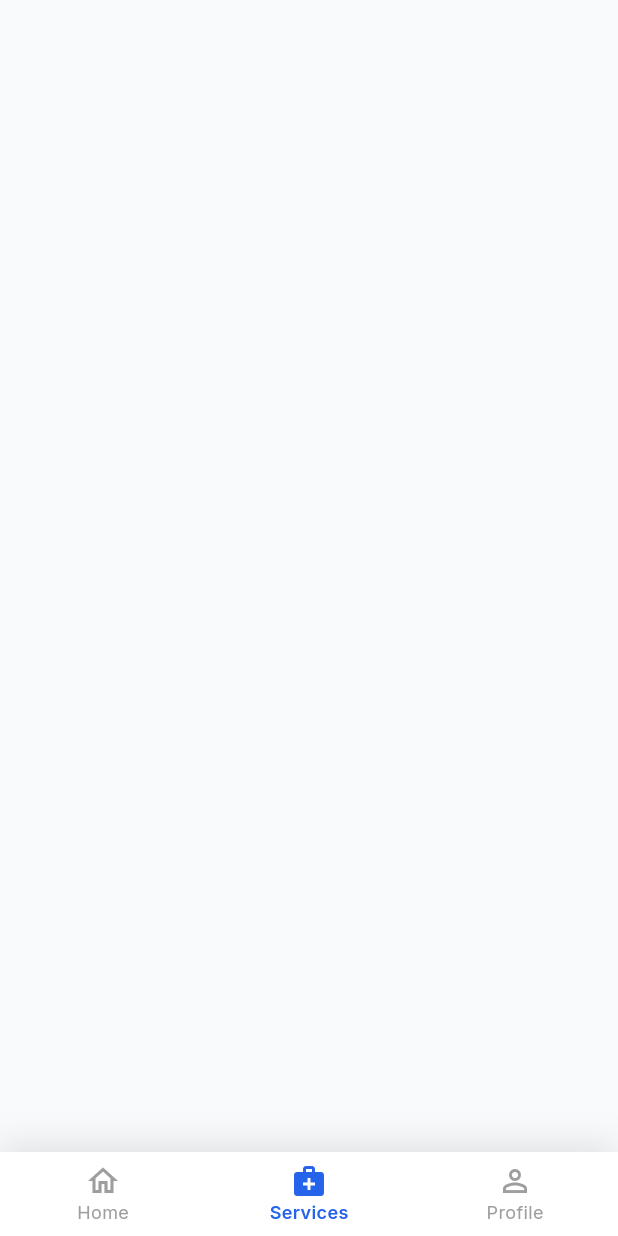
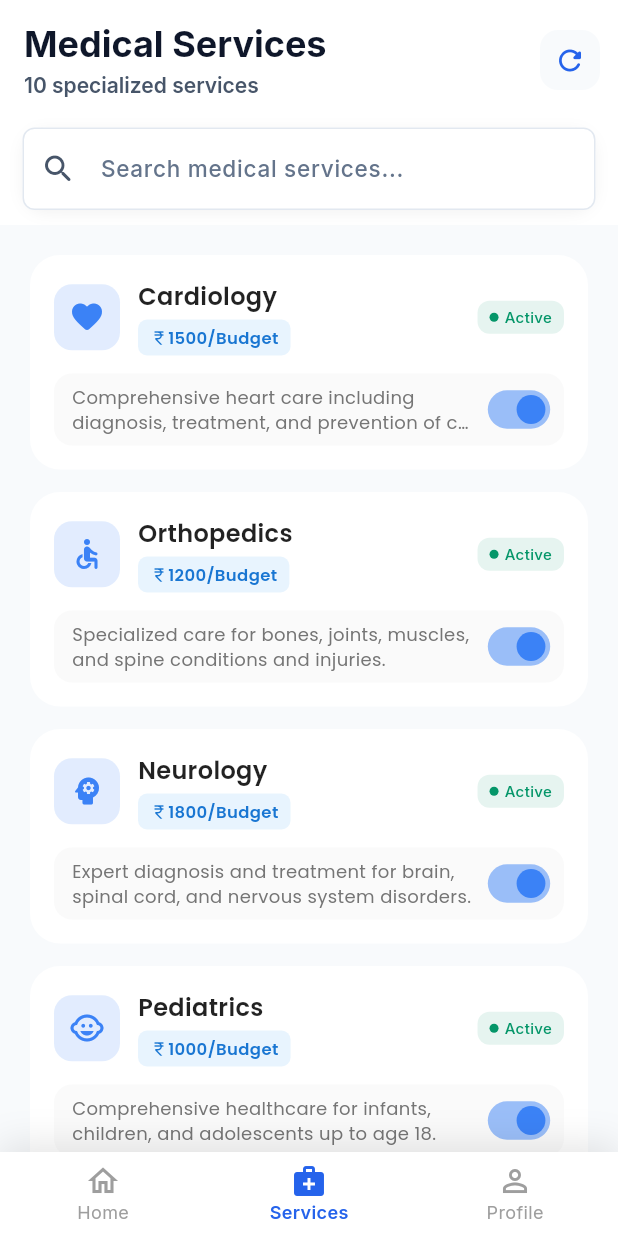
Before and after one commit to NikhilBarvadiya/PrimeHealthDoctors, a Flutter app: the Dashboard screen opened by its route, item 2 of the bottom bar chosen, on a phone screen of 412 x 824 dp. Run offline on Flutter 3.47's test engine with Material 3 defaults, Android fonts, the light colour scheme and no system bars; drawn by our look-alikes of toastification; our stand-ins replace connectivity_plus, font_awesome_flutter, get, get_storage, google_fonts, image_picker; accounts and stored records are empty.

Commit message:
service ui is done...!

```diff
--- a/lib/views/dashboard/dashboard.dart
+++ b/lib/views/dashboard/dashboard.dart
@@ -2,6 +2,7 @@ import 'package:flutter/material.dart';
 import 'package:get/get.dart';
 import 'package:prime_health_doctors/utils/decoration.dart';
 import 'package:prime_health_doctors/views/dashboard/profile/profile.dart';
+import 'package:prime_health_doctors/views/dashboard/services/services.dart';
 import 'dashboard_ctrl.dart';
 
 class Dashboard extends StatelessWidget {
@@ -16,7 +17,7 @@ class Dashboard extends StatelessWidget {
           canPop: false,
           child: Obx(
             () => Scaffold(
-              body: IndexedStack(index: ctrl.currentIndex.value, children: [Container(), Container(), Profile()]),
+              body: IndexedStack(index: ctrl.currentIndex.value, children: [Container(), Services(), Profile()]),
               // body: IndexedStack(index: ctrl.currentIndex.value, children: [Home(), Services(), Profile()]),
               bottomNavigationBar: Container(
                 decoration: BoxDecoration(
--- /dev/null
+++ b/lib/views/dashboard/services/services.dart
@@ -0,0 +1,264 @@
+import 'package:flutter/material.dart';
+import 'package:get/get.dart';
+import 'package:google_fonts/google_fonts.dart';
+import 'package:prime_health_doctors/models/service_model.dart';
+import 'package:prime_health_doctors/utils/theme/light.dart';
+import 'package:prime_health_doctors/views/dashboard/services/services_ctrl.dart';
+import 'package:prime_health_doctors/views/dashboard/services/ui/service_details.dart';
+
+class Services extends StatelessWidget {
+  const Services({super.key});
+
+  @override
+  Widget build(BuildContext context) {
+    return GetBuilder<ServicesCtrl>(
+      init: ServicesCtrl(),
+      builder: (ctrl) {
+        return Scaffold(
+          backgroundColor: AppTheme.backgroundLight,
+          body: CustomScrollView(
+            physics: const ClampingScrollPhysics(),
+            slivers: [
+              SliverAppBar(
+                elevation: 0,
+                toolbarHeight: 80,
+                backgroundColor: AppTheme.backgroundWhite,
+                pinned: true,
+                floating: true,
+                automaticallyImplyLeading: false,
+                title: Column(
+                  mainAxisAlignment: MainAxisAlignment.end,
+                  crossAxisAlignment: CrossAxisAlignment.start,
+                  children: [
+                    Text(
+                      'Medical Services',
+                      style: GoogleFonts.inter(fontSize: 24, fontWeight: FontWeight.w700, color: AppTheme.textPrimary),
+                    ),
+                    const SizedBox(height: 4),
+                    Obx(() => Text('${ctrl.filteredServices.length} specialized services', style: GoogleFonts.inter(fontSize: 14, color: AppTheme.textSecondary))),
+                  ],
+                ),
+                actions: [
+                  Padding(
+                    padding: const EdgeInsets.only(right: 8.0),
+                    child: IconButton(
+                      style: IconButton.styleFrom(
+                        backgroundColor: AppTheme.backgroundLight,
+                        padding: const EdgeInsets.all(8),
+                        shape: RoundedRectangleBorder(borderRadius: BorderRadius.circular(12)),
+                      ),
+                      icon: Icon(Icons.refresh_rounded, color: AppTheme.primaryBlue, size: 22),
+                      onPressed: () => ctrl.filterServices(),
+                      tooltip: 'Refresh Services',
+                    ),
+                  ),
+                ],
+                bottom: PreferredSize(preferredSize: const Size.fromHeight(70), child: _buildSearchSection(ctrl)),
+              ),
+              Obx(
+                () => ctrl.filteredServices.isEmpty
+                    ? SliverFillRemaining(child: _buildEmptyState(ctrl))
+                    : SliverPadding(
+                        padding: const EdgeInsets.all(20),
+                        sliver: SliverList(
+                          delegate: SliverChildBuilderDelegate((context, index) {
+                            final service = ctrl.filteredServices[index];
+                            return _buildServiceCard(context, service, ctrl);
+                          }, childCount: ctrl.filteredServices.length),
+                        ),
+                      ),
+              ),
+            ],
+          ),
+        );
+      },
+    );
+  }
+
+  Widget _buildSearchSection(ServicesCtrl ctrl) {
+    final TextEditingController searchController = TextEditingController();
+    return Padding(
+      padding: const EdgeInsets.only(left: 15, right: 15, top: 5, bottom: 10),
+      child: Container(
+        decoration: BoxDecoration(
+          color: AppTheme.backgroundWhite,
+          borderRadius: BorderRadius.circular(16),
+          boxShadow: [BoxShadow(color: Colors.black.withOpacity(0.05), blurRadius: 8, offset: const Offset(0, 2))],
+        ),
+        child: TextField(
+          controller: searchController,
+          decoration: InputDecoration(
+            hintText: 'Search medical services...',
+            hintStyle: GoogleFonts.inter(color: AppTheme.textLight),
+            prefixIcon: Icon(Icons.search_rounded, color: AppTheme.textSecondary),
+            border: InputBorder.none,
+            contentPadding: const EdgeInsets.symmetric(horizontal: 20, vertical: 16),
+            suffixIcon: searchController.text.isNotEmpty
+                ? IconButton(
+                    icon: Icon(Icons.clear_rounded, color: AppTheme.textLight),
+                    onPressed: () {
+                      searchController.clear();
+                      ctrl.searchServices('');
+                    },
+                  )
+                : null,
+          ),
+          onChanged: (value) => ctrl.searchServices(value),
+          style: GoogleFonts.inter(fontSize: 15, fontWeight: FontWeight.w500, color: AppTheme.textPrimary),
+        ),
+      ),
+    );
+  }
+
+  Widget _buildServiceCard(BuildContext context, ServiceModel service, ServicesCtrl ctrl) {
+    return Container(
+      margin: EdgeInsets.only(bottom: 15),
+      decoration: BoxDecoration(
+        color: Colors.white,
+        borderRadius: BorderRadius.circular(20),
+        boxShadow: [BoxShadow(color: Colors.white.withOpacity(0.08), blurRadius: 12, offset: const Offset(0, 4))],
+      ),
+      child: Material(
+        color: Colors.transparent,
+        child: InkWell(
+          onTap: () => Get.to(() => ServiceDetails(service: service)),
+          borderRadius: BorderRadius.circular(20),
+          child: Padding(
+            padding: const EdgeInsets.all(16),
+            child: Column(
+              crossAxisAlignment: CrossAxisAlignment.start,
+              children: [
+                Row(
+                  children: [
+                    Container(
+                      padding: const EdgeInsets.all(10),
+                      decoration: BoxDecoration(color: AppTheme.primaryLight.withOpacity(0.15), borderRadius: BorderRadius.circular(12)),
+                      child: Icon(service.icon, color: AppTheme.primaryLight, size: 24),
+                    ),
+                    const SizedBox(width: 12),
+                    Expanded(
+                      child: Column(
+                        crossAxisAlignment: CrossAxisAlignment.start,
+                        children: [
+                          Text(
+                            service.name,
+                            style: GoogleFonts.poppins(fontSize: 16, fontWeight: FontWeight.w600, color: Colors.black87),
+                            maxLines: 1,
+                            overflow: TextOverflow.ellipsis,
+                          ),
+                          const SizedBox(height: 4),
+                          _buildRateDisplay(service.rate, service.id, ctrl),
+                        ],
+                      ),
+                    ),
+                    _buildStatusIndicator(service.isActive),
+                  ],
+                ),
+                const SizedBox(height: 12),
+                Container(
+                  decoration: BoxDecoration(color: Colors.grey[50], borderRadius: BorderRadius.circular(12)),
+                  child: Row(
+                    children: [
+                      Expanded(
+                        child: Text(
+                          service.description,
+                          style: GoogleFonts.poppins(fontSize: 12, color: Colors.grey[600], height: 1.4),
+                          maxLines: 2,
+                          overflow: TextOverflow.ellipsis,
+                        ).paddingOnly(left: 12),
+                      ),
+                      Transform.scale(
+                        scale: 0.8,
+                        child: Switch(
+                          value: service.isActive,
+                          activeColor: AppTheme.primaryLight,
+                          inactiveTrackColor: Colors.grey[400],
+                          onChanged: (value) => ctrl.toggleServiceStatus(service.id, value),
+                        ),
+                      ),
+                    ],
+                  ),
+                ),
+              ],
+            ),
+          ),
+        ),
+      ),
+    );
+  }
+
+  Widget _buildRateDisplay(double rate, int serviceId, ServicesCtrl ctrl) {
+    return Container(
+      padding: const EdgeInsets.symmetric(horizontal: 8, vertical: 4),
+      decoration: BoxDecoration(color: Colors.blue.withOpacity(0.1), borderRadius: BorderRadius.circular(6)),
+      child: Row(
+        mainAxisSize: MainAxisSize.min,
+        children: [
+          Icon(Icons.currency_rupee, size: 12, color: Colors.blue[700]),
+          Text(
+            '${rate.toStringAsFixed(0)}/Budget',
+            style: GoogleFonts.poppins(fontSize: 11, fontWeight: FontWeight.w600, color: Colors.blue[700]),
+          ),
+        ],
+      ),
+    );
+  }
+
+  Widget _buildStatusIndicator(bool isActive) {
+    return Container(
+      padding: const EdgeInsets.symmetric(horizontal: 8, vertical: 4),
+      decoration: BoxDecoration(color: isActive ? AppTheme.accentGreen.withOpacity(0.1) : AppTheme.emergencyRed.withOpacity(0.1), borderRadius: BorderRadius.circular(8)),
+      child: Row(
+        mainAxisSize: MainAxisSize.min,
+        children: [
+          Container(
+            width: 6,
+            height: 6,
+            decoration: BoxDecoration(color: isActive ? AppTheme.accentGreen : AppTheme.emergencyRed, shape: BoxShape.circle),
+          ),
+          const SizedBox(width: 4),
+          Text(
+            isActive ? 'Active' : 'Inactive',
+            style: GoogleFonts.inter(fontSize: 10, fontWeight: FontWeight.w500, color: isActive ? AppTheme.accentGreen : AppTheme.emergencyRed),
+          ),
+        ],
+      ),
+    );
+  }
+
+  Widget _buildEmptyState(ServicesCtrl ctrl) {
+    return Column(
+      mainAxisAlignment: MainAxisAlignment.center,
+      children: [
+        Icon(Icons.medical_services_outlined, size: 80, color: AppTheme.textLight.withOpacity(0.5)),
+        const SizedBox(height: 20),
+        Text(
+          'No Services Found',
+          style: GoogleFonts.inter(fontSize: 18, fontWeight: FontWeight.w600, color: AppTheme.textSecondary),
+        ),
+        const SizedBox(height: 8),
+        Padding(
+          padding: const EdgeInsets.symmetric(horizontal: 40),
+          child: Text(
+            'Try adjusting your search or check back later for new medical services',
+            style: GoogleFonts.inter(fontSize: 14, color: AppTheme.textLight),
+            textAlign: TextAlign.center,
+          ),
+        ),
+        const SizedBox(height: 20),
+        ElevatedButton(
+          onPressed: () => ctrl.searchServices(''),
+          style: ElevatedButton.styleFrom(
+            backgroundColor: AppTheme.primaryBlue,
+            padding: const EdgeInsets.symmetric(horizontal: 24, vertical: 12),
+            shape: RoundedRectangleBorder(borderRadius: BorderRadius.circular(12)),
+          ),
+          child: Text(
+            'View All Services',
+            style: GoogleFonts.inter(fontWeight: FontWeight.w600, color: Colors.white),
+          ),
+        ),
+      ],
+    );
+  }
+}
--- /dev/null
+++ b/lib/views/dashboard/services/services_ctrl.dart
@@ -0,0 +1,73 @@
+import 'package:flutter/material.dart';
+import 'package:get/get.dart';
+import 'package:prime_health_doctors/models/service_model.dart';
+
+class ServicesCtrl extends GetxController {
+  var filteredServices = <ServiceModel>[].obs;
+
+  var services = <ServiceModel>[
+    ServiceModel(
+      id: 1,
+      name: 'Cardiology',
+      description: 'Comprehensive heart care including diagnosis, treatment, and prevention of cardiovascular diseases.',
+      icon: Icons.favorite_rounded,
+      isActive: true,
+      rate: 1500.0,
+    ),
+    ServiceModel(
+      id: 2,
+      name: 'Orthopedics',
+      description: 'Specialized care for bones, joints, muscles, and spine conditions and injuries.',
+      icon: Icons.accessible_rounded,
+      isActive: true,
+      rate: 1200.0,
+    ),
+    ServiceModel(
+      id: 3,
+      name: 'Neurology',
+      description: 'Expert diagnosis and treatment for brain, spinal cord, and nervous system disorders.',
+      icon: Icons.psychology_rounded,
+      isActive: true,
+      rate: 1800.0,
+    ),
+    ServiceModel(id: 4, name: 'Pediatrics', description: 'Comprehensive healthcare for infants, children, and adolescents up to age 18.', icon: Icons.child_care_rounded, isActive: true, rate: 1000.0),
+    ServiceModel(id: 5, name: 'Dermatology', description: 'Skin, hair, and nail care including medical and cosmetic treatments.', icon: Icons.spa_rounded, isActive: false, rate: 900.0),
+    ServiceModel(id: 6, name: 'General Checkup', description: 'Routine health assessment and preventive care for overall wellness.', icon: Icons.medical_services_rounded, isActive: true, rate: 500.0),
+    ServiceModel(id: 7, name: 'Emergency Care', description: 'Immediate medical attention for urgent health conditions and emergencies.', icon: Icons.emergency_rounded, isActive: true, rate: 2000.0),
+    ServiceModel(id: 8, name: 'Physiotherapy', description: 'Rehabilitation and pain management through physical therapy techniques.', icon: Icons.directions_run_rounded, isActive: true, rate: 800.0),
+    ServiceModel(
+      id: 9,
+      name: 'Mental Health',
+      description: 'Psychological assessment and therapy for mental wellness and disorders.',
+      icon: Icons.self_improvement_rounded,
+      isActive: false,
+      rate: 1200.0,
+    ),
+    ServiceModel(id: 10, name: 'Dental Care', description: 'Complete oral health services including cleaning, fillings, and surgery.', icon: Icons.car_repair, isActive: true, rate: 600.0),
+  ].obs;
+
+  @override
+  void onInit() {
+    super.onInit();
+    filterServices();
+  }
+
+  void filterServices() => filteredServices.assignAll(services);
+
+  void searchServices(String query) {
+    if (query.isEmpty) {
+      filterServices();
+    } else {
+      filteredServices.assignAll(services.where((service) => service.name.toLowerCase().contains(query.toLowerCase()) || service.description.toLowerCase().contains(query.toLowerCase())).toList());
+    }
+  }
+
+  void toggleServiceStatus(int serviceId, bool isActive) {
+    int index = services.indexWhere((e) => e.id == serviceId);
+    if (index != -1) {
+      services[index].isActive = isActive;
+    }
+    filterServices();
+    update();
+  }
+}
```
Also changed, not shown: lib/views/dashboard/services/ui/service_details.dart (added, +257 -0 lines).
